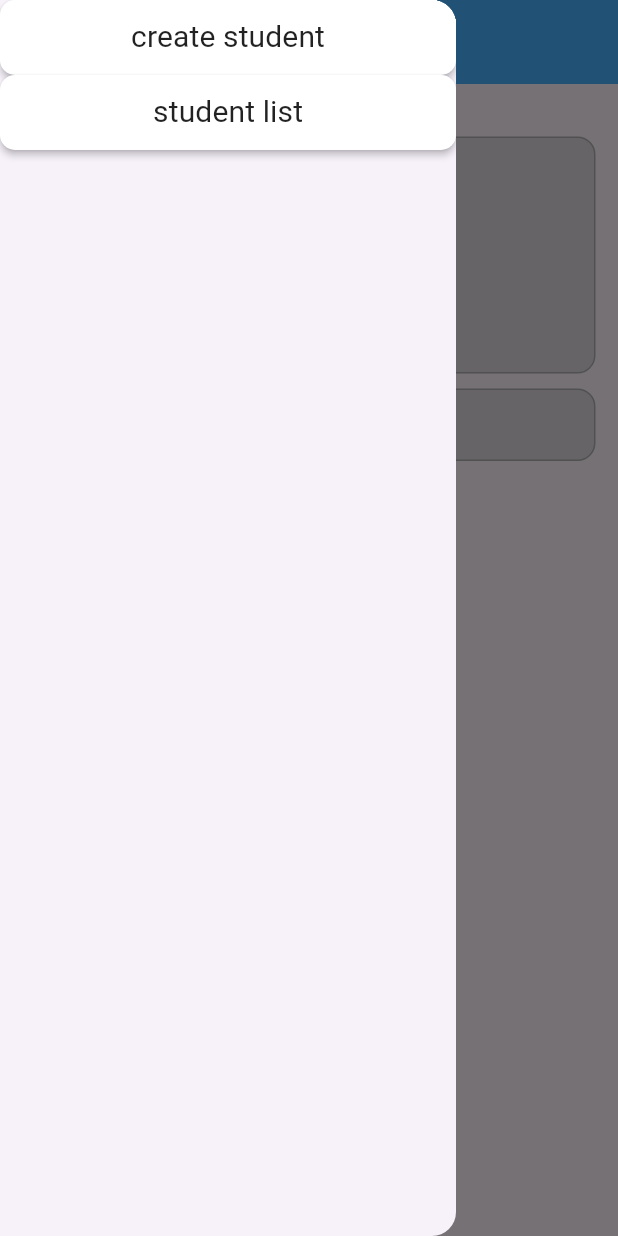
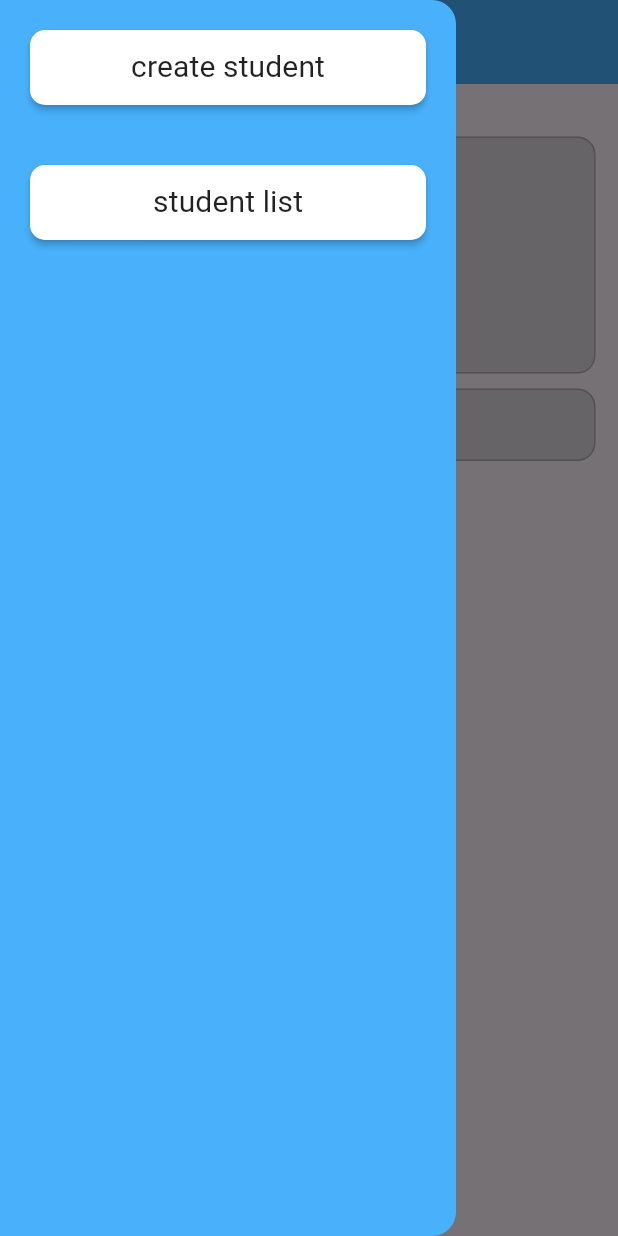
Before and after one commit to Sajinduglas/nexteons_study, a Flutter app: the PlaceHolderWidget screen opened directly, with the side drawer open, on a phone screen of 412 x 824 dp. Run offline on Flutter 3.47's test engine with Material 3 defaults, Android fonts, the light colour scheme and no system bars; our stand-ins replace dio, get, go_router, google_fonts, shared_preferences, url_strategy; missing offline and left inert: dart:html, dart:js; accounts and stored records are empty.

Commit message:
frame screeen edited

```diff
--- a/lib/global_widgets/place_holder_widget.dart
+++ b/lib/global_widgets/place_holder_widget.dart
@@ -7,6 +7,7 @@ import 'package:nexteons_study/screen/main_frame/responsive/desktop_frame.dart';
 import 'package:nexteons_study/screen/main_frame/responsive/mobile_appbar_frame.dart';
 import 'package:nexteons_study/screen/main_frame/responsive/tab_frame.dart';
 import 'package:nexteons_study/utils/check_size.dart';
+import 'package:nexteons_study/utils/colors.dart';
 
 import '../shell_route_reference.dart';
 import '../utils/contstant/app_constants.dart';
@@ -50,17 +51,20 @@ class _PlaceHolderWidgetState extends State<PlaceHolderWidget> {
                 )
               : null,
           drawer: fnCheckMobile(size.width)
-              ? Drawer(
+              ? Drawer(backgroundColor:ColorTheme.lightBlue,
                   child: ListView.builder(
                     itemCount: controller.buttonDetails.length,
                     shrinkWrap: true,
-                    itemBuilder: (context, index) => MainFrameButton(
+                    itemBuilder: (context, index) => Padding(
+                      padding: const EdgeInsets.all(20.0),
+                      child: MainFrameButton(
                           color: Colors.white,
                           butttonName: controller.buttonDetails[index].name,
                           onpressed: () {
                             navigatorKey.currentContext!
                                 .goNamed(controller.buttonDetails[index].route);
                           }),
+                    ),
                   ),
                 )
               : null,
--- a/lib/screen/student/list/responsive/tab_result screen.dart
+++ b/lib/screen/student/list/responsive/tab_result screen.dart
@@ -102,7 +102,7 @@ class TabResultScreen extends StatelessWidget {
                           pincode:
                           students[index].pincode,
                           country:
-                          students[index].country, fontSize: size.height*0.018,);
+                          students[index].country, fontSize: size.height*0.015,);
                     },
                   ),),
                 ),
```
Also changed, not shown: lib/screen/main_frame/responsive/desktop_frame.dart (+5 -3 lines), lib/screen/main_frame/responsive/tab_frame.dart (+6 -4 lines). Lines whose indentation alone changed are shown as unchanged.
